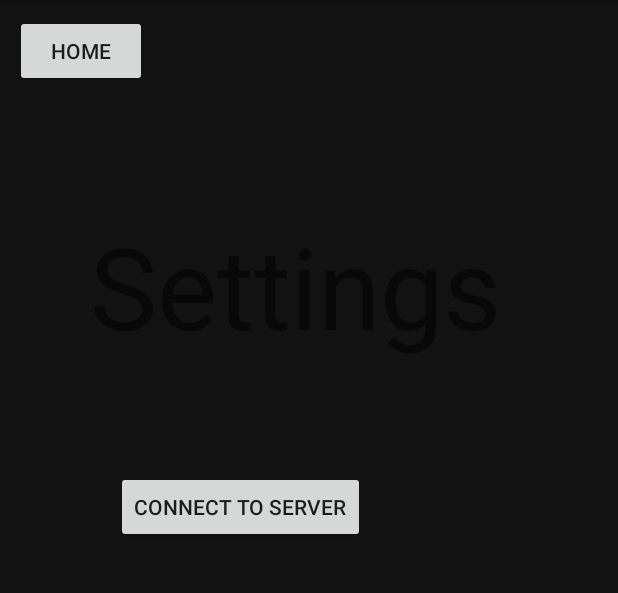
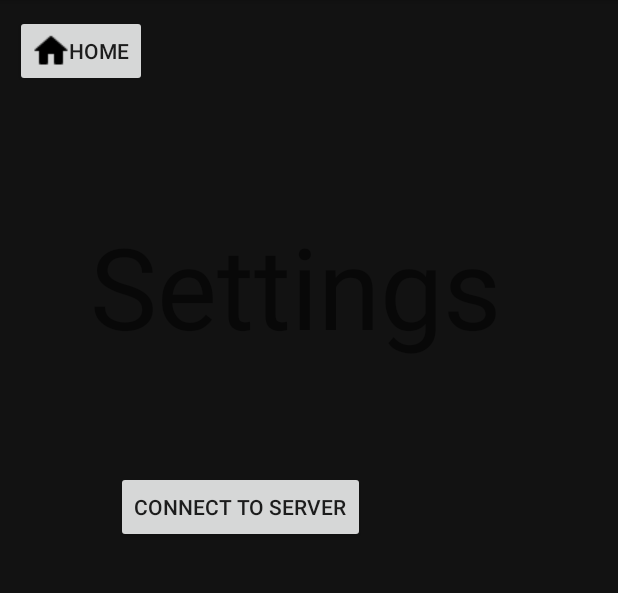
Before and after one commit to Bolt108/ROS_Android_App, an Android app: the screen it shows after launch (MainActivity), after a tap on an icon or button, on a phone screen of 412 x 824 dp, the part 84-677 px from its top. Run offline under Robolectric (Android 15) with nearby library versions, the phone set to English and light mode, and no system bars; libraries missing offline, so code that uses them is left out: com.mapbox.mapboxsdk; 2 statements that could not run were skipped.

Commit message:
Home icon

```diff
--- a/app/src/main/res/layout/fragment_settings.xml
+++ b/app/src/main/res/layout/fragment_settings.xml
@@ -24,7 +24,8 @@
         android:layout_height="wrap_content"
         android:layout_marginStart="10dp"
         android:layout_marginTop="10dp"
-        android:text="@string/home"
+        android:drawableLeft="@drawable/home_icon"
+        android:text="Home"
         app:layout_constraintStart_toStartOf="parent"
         app:layout_constraintTop_toTopOf="parent"
         />
```
Also changed, not shown: app/src/main/res/drawable/home_icon.png (added).
